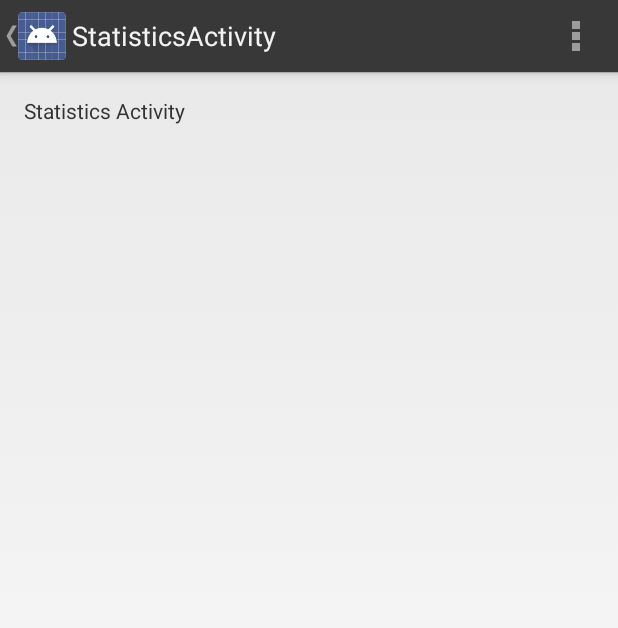
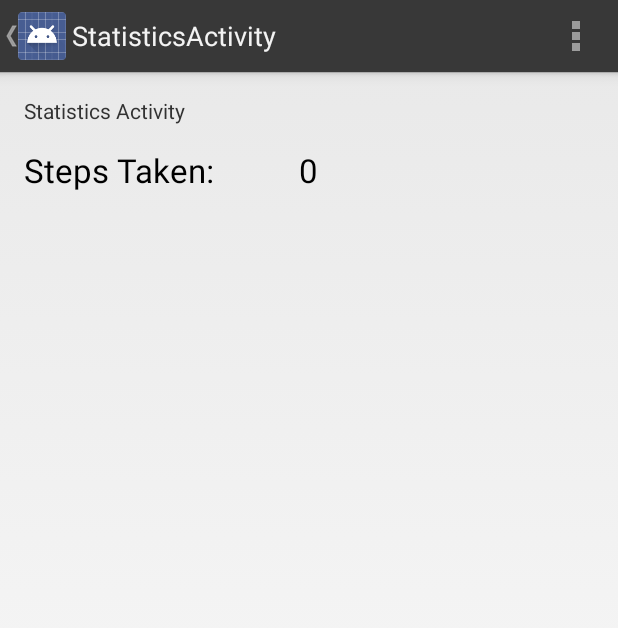
Before and after one commit to sshariff01/BluetoothTest, an Android app: the FeedbackActivity screen opened directly, with no data from a screen before it, in the options menu, after a tap on "Statistics", on a phone screen of 412 x 824 dp. Shown: the top 628 px of the screen. Run offline under Robolectric (Android 15) with nearby library versions, the phone set to English and light mode, and no system bars.

Commit message:
Implement base for step counter in statistics activity linked from feedback activity

```diff
--- a/app/src/main/java/com/capstone/solemate/solemate/FeedbackActivity.java
+++ b/app/src/main/java/com/capstone/solemate/solemate/FeedbackActivity.java
@@ -74,10 +74,11 @@ public class FeedbackActivity extends Activity {
     // Init default bluetooth adapter
     private final BluetoothAdapter mBluetoothAdapter = BluetoothAdapter.getDefaultAdapter();
 
+    // Set to false when going in production!
+    public static boolean DEBUG_TEST_MODE = true;
     public static int index;
 
-    // Set to false when going in production!
-    public static boolean DEBUG_TEST_MODE = true;
+    public static int numSteps;
 
     @Override
     protected void onCreate(Bundle savedInstanceState) {
@@ -143,6 +144,8 @@ public class FeedbackActivity extends Activity {
          * BASE FOOT IMAGE
          */
         imageFootBase = (ImageView) findViewById(R.id.footBase);
+
+        numSteps = 0;
 
         new ImageFlipperTask().execute();
 
@@ -246,6 +249,8 @@ public class FeedbackActivity extends Activity {
                         value = 3;
                         onProgressUpdate();
                         Thread.sleep(500);
+                        numSteps++;
+                        Log.i("BT_TEST", "Number of Steps Taken: " + numSteps);
                     } else {
                         SHOW_IMAGES = true;
                         onProgressUpdate();
--- a/app/src/main/java/com/capstone/solemate/solemate/StatisticsActivity.java
+++ b/app/src/main/java/com/capstone/solemate/solemate/StatisticsActivity.java
@@ -4,9 +4,12 @@ import android.app.Activity;
 import android.os.Bundle;
 import android.view.Menu;
 import android.view.MenuItem;
+import android.widget.TextView;
 
 
 public class StatisticsActivity extends Activity {
+    private StepCountThread mStepCountThread;
+    protected static TextView stepCountText;
 
     @Override
     protected void onCreate(Bundle savedInstanceState) {
@@ -14,8 +17,13 @@ public class StatisticsActivity extends Activity {
         // Up navigation
         getActionBar().setDisplayHomeAsUpEnabled(true);
         setContentView(R.layout.activity_statistics);
+
+        stepCountText = (TextView) findViewById(R.id.stepsTaken);
+
+        // Create thread to update step count
+        mStepCountThread = new StepCountThread();
+        mStepCountThread.start();
     }
-
 
     @Override
     public boolean onCreateOptionsMenu(Menu menu) {
@@ -33,7 +41,6 @@ public class StatisticsActivity extends Activity {
         switch (item.getItemId()) {
             // Respond to the action bar's Up/Home button
             case android.R.id.home:
-//                NavUtils.navigateUpFromSameTask(this);
                 finish();
                 return true;
             case R.id.action_settings:
@@ -42,4 +49,28 @@ public class StatisticsActivity extends Activity {
 
         return super.onOptionsItemSelected(item);
     }
+
+    /*
+     * ASYNC TASKS AND OTHER THREADS
+     */
+    private class StepCountThread extends Thread {
+
+        public StepCountThread() { }
+
+        public void run() {
+            while (true) {
+                try {
+                    Thread.sleep(500);
+                } catch (InterruptedException ie) {
+                    ie.printStackTrace();
+                }
+                runOnUiThread(new Runnable() {
+                    @Override
+                    public void run() {
+                        stepCountText.setText(String.valueOf(FeedbackActivity.numSteps));
+                    }
+                });
+            }
+        }
+    }
 }
--- a/app/src/main/res/layout/activity_statistics.xml
+++ b/app/src/main/res/layout/activity_statistics.xml
@@ -4,9 +4,31 @@
     android:paddingRight="@dimen/activity_horizontal_margin"
     android:paddingTop="@dimen/activity_vertical_margin"
     android:paddingBottom="@dimen/activity_vertical_margin"
-    tools:context="com.capstone.solemate.solemate.StatisticsActivity">
+    tools:context="com.capstone.solemate.solemate.StatisticsActivity"
+    android:id="@+id/statisticsRLayout">
 
     <TextView android:text="Statistics Activity" android:layout_width="wrap_content"
-        android:layout_height="wrap_content" />
+        android:layout_height="wrap_content"
+        android:id="@+id/textView" />
+
+    <TextView
+        android:layout_width="wrap_content"
+        android:layout_height="wrap_content"
+        android:textAppearance="?android:attr/textAppearanceLarge"
+        android:text="Steps Taken:"
+        android:id="@+id/stepsTakenLabel"
+        android:layout_below="@+id/textView"
+        android:layout_alignParentLeft="true"
+        android:layout_alignParentStart="true"
+        android:layout_marginTop="15dp" />
+
+    <TextView
+        android:layout_width="wrap_content"
+        android:layout_height="wrap_content"
+        android:textAppearance="?android:attr/textAppearanceLarge"
+        android:text=" "
+        android:id="@+id/stepsTaken"
+        android:layout_alignTop="@+id/stepsTakenLabel"
+        android:layout_centerHorizontal="true" />
 
 </RelativeLayout>
```
